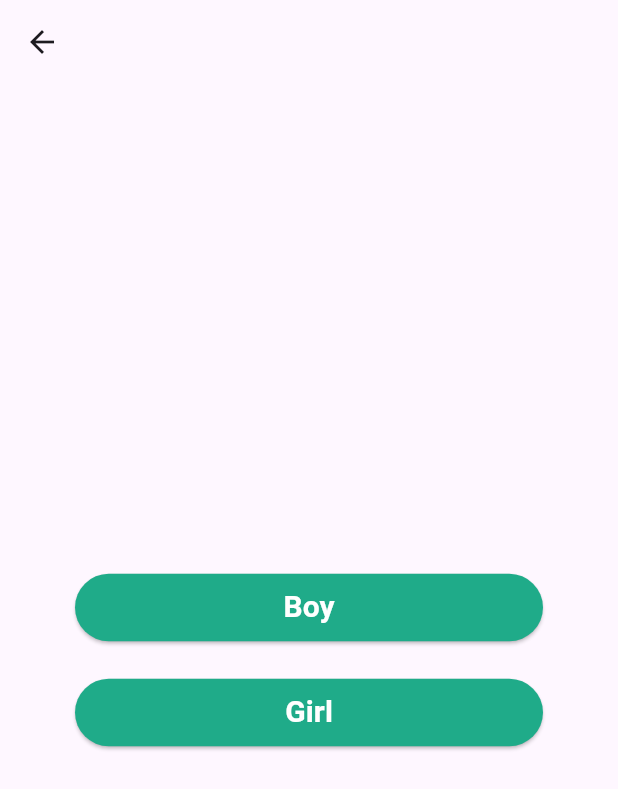
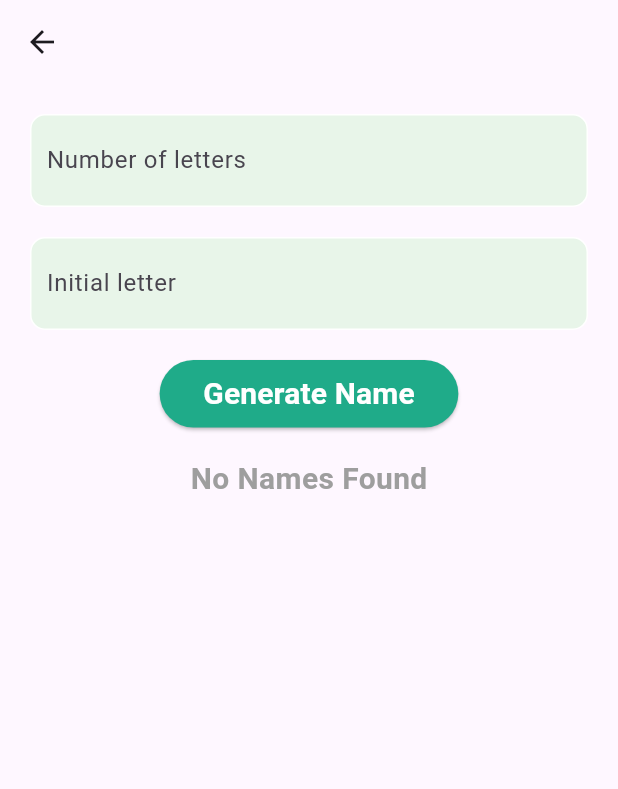
Before and after one commit to jdtdjayasingha/Babycare-University-Assignment, a Flutter app: the NameSelection screen opened directly, after a tap on "Girl", on a phone screen of 412 x 824 dp. Shown: the top 789 px of the screen. Run offline on Flutter 3.47's test engine with Material 3 defaults, Android fonts, the light colour scheme and no system bars; our stand-ins replace carousel_slider, cloud_firestore, firebase_auth, firebase_core, firebase_storage, get and 3 more; missing offline and left inert: pretty_gauge; accounts and stored records are empty.

Commit message:
Created Girl Name Generator Screen

```diff
--- /dev/null
+++ b/lib/screen/namegenerator/girl_name_generator.dart
@@ -0,0 +1,298 @@
+import 'package:flutter/material.dart';
+
+class GirlNameGenerator extends StatefulWidget {
+  const GirlNameGenerator({super.key});
+
+  @override
+  // ignore: library_private_types_in_public_api
+  _GirlNameGeneratorState createState() => _GirlNameGeneratorState();
+}
+
+class _GirlNameGeneratorState extends State<GirlNameGenerator> {
+  final _formKey = GlobalKey<FormState>();
+  final _numLettersController = TextEditingController();
+  final _initialLetterController = TextEditingController();
+  List<String> _generatedNames = [];
+
+  // Names list
+  final Map<String, Map<int, List<String>>> names = {
+    'A': {
+      3: ['Ava', 'Amy', 'Ada'],
+      4: ['Anna', 'Aria', 'Ayla', 'Alma'],
+      5: ['Amber', 'Alice', 'Angel', 'Athena', 'Aurora'],
+      6: ['Adriana', 'Alannah', 'Ariana', 'Angela', 'Ananya', 'Aubrey']
+    },
+    'B': {
+      3: ['Bex', 'Bry', 'Bea'],
+      4: ['Beth', 'Bree', 'Bella', 'Blair'],
+      5: ['Bailey', 'Brook', 'Briar', 'Bianca', 'Blake'],
+      6: ['Brielle', 'Bridie', 'Bristol', 'Bronte', 'Brenda', 'Brianna']
+    },
+    'C': {
+      3: ['Cyd', 'Cai', 'Cam'],
+      4: ['Cleo', 'Cara', 'Cora', 'Cate'],
+      5: ['Chloe', 'Clara', 'Celia', 'Carly', 'Casey'],
+      6: ['Cassie', 'Carina', 'Celeste', 'Crystal', 'Cynthia', 'Clarissa']
+    },
+    'D': {
+      3: ['Dot', 'Doe', 'Dru'],
+      4: ['Dawn', 'Dove', 'Dara', 'Demi'],
+      5: ['Daisy', 'Delia', 'Diana', 'Donna', 'Darcy'],
+      6: ['Daphne', 'Daniela', 'Dakota', 'Delaney', 'Destiny', 'Desiree']
+    },
+    'E': {
+      3: ['Edi', 'Eve', 'Ela'],
+      4: ['Emma', 'Ella', 'Erin', 'Eden'],
+      5: ['Emily', 'Eliza', 'Ellie', 'Elena', 'Esmé'],
+      6: ['Emilia', 'Esther', 'Evelyn', 'Eleanor', 'Elaine', 'Emmeline']
+    },
+    'F': {
+      3: ['Flo', 'Fay', 'Fia'],
+      4: ['Fern', 'Faye', 'Fawn', 'Flor'],
+      5: ['Faith', 'Fiona', 'Farah', 'Flora', 'Frank'],
+      6: ['Farrah', 'Flavia', 'Frida', 'Freya', 'Felicity', 'Frances']
+    },
+    'G': {
+      3: ['Gem', 'Gia', 'Gin'],
+      4: ['Gwen', 'Gina', 'Gail', 'Gaby'],
+      5: ['Grace', 'Gemma', 'Gloria', 'Greta', 'Giana'],
+      6: ['Giselle', 'Gianna', 'Gabriela', 'Georgia', 'Gwendolyn', 'Genevieve']
+    },
+    'H': {
+      3: ['Hue', 'Hua', 'Hai'],
+      4: ['Hope', 'Holly', 'Hana', 'Hera'],
+      5: ['Hazel', 'Hannah', 'Heidi', 'Harri', 'Hilda'],
+      6: ['Hayley', 'Heaven', 'Harmony', 'Hermione', 'Helena', 'Hannelore']
+    },
+    'I': {
+      3: ['Ira', 'Ivy', 'Ina'],
+      4: ['Isla', 'Inez', 'Iris', 'Ione'],
+      5: ['India', 'Irene', 'Idina', 'Ilana', 'Ivory'],
+      6: ['Isabel', 'Imogen', 'Isolde', 'Iliana', 'Ireland', 'Indigo']
+    },
+    'J': {
+      3: ['Jen', 'Jia', 'Joi'],
+      4: ['Jane', 'Jill', 'Jade', 'Juno'],
+      5: ['Jenna', 'Julia', 'Josie', 'Jovie', 'Judith'],
+      6: ['Josephine', 'Jasmine', 'Jocelyn', 'Jacinta', 'Jordana', 'Jemima']
+    },
+    'K': {
+      3: ['Kim', 'Kai', 'Kit'],
+      4: ['Kate', 'Kira', 'Katy', 'Kara'],
+      5: ['Kylie', 'Kyra', 'Keira', 'Kiana', 'Karen'],
+      6: ['Kristen', 'Kelsey', 'Kendra', 'Kinsley', 'Katherine', 'Kaitlyn']
+    },
+    'L': {
+      3: ['Liv', 'Lee', 'Lux'],
+      4: ['Lily', 'Lola', 'Luna', 'Leah'],
+      5: ['Lucy', 'Layla', 'Lydia', 'Lacey', 'Leila'],
+      6: ['Lillian', 'Lorelai', 'Louisa', 'Lyric', 'Larissa', 'Leilani']
+    },
+    'M': {
+      3: ['Moe', 'Mia', 'May'],
+      4: ['Mara', 'Mila', 'Mira', 'Macy'],
+      5: ['Molly', 'Megan', 'Mabel', 'Mavis', 'Misty'],
+      6: ['Melody', 'Mallory', 'Monica', 'Miranda', 'Marissa', 'Millicent']
+    },
+    'N': {
+      3: ['Nel', 'Nia', 'Noa'],
+      4: ['Nina', 'Nora', 'Nola', 'Neva'],
+      5: ['Nancy', 'Naomi', 'Nadia', 'Nelly', 'Nikki'],
+      6: ['Natalie', 'Natalia', 'Nicole', 'Noelle', 'Natasha', 'Nicolette']
+    },
+    'O': {
+      3: ['Ora', 'Ola', 'Oda'],
+      4: ['Opal', 'Oona', 'Olive', 'Odet'],
+      5: ['Olivia', 'Ophel', 'Orla', 'Odile', 'Odessa'],
+      6: ['Ophelia', 'Octavia', 'Olympia', 'Ornella', 'Odelia', 'Odyssey']
+    },
+    'P': {
+      3: ['Pip', 'Pia', 'Pax'],
+      4: ['Paig', 'Port', 'Peta', 'Pats'],
+      5: ['Piper', 'Poppy', 'Penny', 'Petra', 'Polly'],
+      6: ['Priscilla', 'Paulina', 'Pearla', 'Primro', 'Padric', 'Pricill']
+    },
+    'Q': {
+      3: ['Qis', 'Qia', 'Que'],
+      4: ['Quin', 'Quay', 'Quin', 'Qara'],
+      5: ['Quinn', 'Queen', 'Quana', 'Queta', 'Quora'],
+      6: ['Quintina', 'Quinlan', 'Quintan', 'Quetza', 'Quilla', 'Quintan']
+    },
+    'R': {
+      3: ['Roe', 'Ria', 'Ray'],
+      4: ['Rose', 'Reid', 'Ruth', 'Rain'],
+      5: ['Riley', 'Raven', 'Rosal', 'Raine', 'Roxy'],
+      6: ['Rhiannon', 'Romilly', 'Roslyn', 'Rowena', 'Roxana', 'Rebecca']
+    },
+    'S': {
+      3: ['Sue', 'Sia', 'Sai'],
+      4: ['Sara', 'Sage', 'Star', 'Siri'],
+      5: ['Sophi', 'Sofia', 'Sarah', 'Stell', 'Sunny'],
+      6: ['Scarlet', 'Sierra', 'Selena', 'Simone', 'Serena', 'Shirley']
+    },
+    'T': {
+      3: ['Tye', 'Tia', 'Tam'],
+      4: ['Tess', 'Tina', 'Tara', 'Tori'],
+      5: ['Tatum', 'Talul', 'Tilly', 'Tracy', 'Tessa'],
+      6: ['Tabitha', 'Thalia', 'Tamara', 'Talith', 'Tamsin', 'Theresa']
+    },
+    'U': {
+      3: ['Ura', 'Uma', 'Ula'],
+      4: ['Ulla', 'Una', 'Ursa', 'Unity'],
+      5: ['Ursul', 'Ulric', 'Ulyss', 'Umbri', 'Udell'],
+      6: ['Ulrica', 'Udessa', 'Umbria', 'Uzuri', 'Ulrika', 'Ursula']
+    },
+    'V': {
+      3: ['Val', 'Viv', 'Van'],
+      4: ['Vera', 'Viva', 'Vada', 'Vana'],
+      5: ['Venus', 'Vince', 'Vikki', 'Vania', 'Vandy'],
+      6: ['Violet', 'Vienna', 'Valery', 'Vanita', 'Verity', 'Vivian']
+    },
+    'W': {
+      3: ['Wyn', 'Wes', 'Wil'],
+      4: ['Wren', 'Wynn', 'Wila', 'Wina'],
+      5: ['Wendy', 'Willa', 'Waver', 'Winny', 'Wylie'],
+      6: ['Willow', 'Winter', 'Winnie', 'Whitle', 'Wendie', 'Whitni']
+    },
+    'X': {
+      3: ['Xia', 'Xue', 'Xin'],
+      4: ['Xena', 'Xara', 'Xyla', 'Xian'],
+      5: ['Xavia', 'Xylia', 'Xoana', 'Xylia', 'Xynia'],
+      6: ['Xantha', 'Xandra', 'Xanthe', 'Xylina', 'Xiomar', 'Xylona']
+    },
+    'Y': {
+      3: ['Yas', 'Yui', 'Yen'],
+      4: ['Yara', 'Yuna', 'Yoko', 'Yani'],
+      5: ['Yasmi', 'Yolys', 'Yolga', 'Ysela', 'Yvone'],
+      6: ['Yvette', 'Yvonne', 'Yolanda', 'Yesica', 'Yasmin', 'Yalini']
+    },
+    'Z': {
+      3: ['Zoe', 'Zia', 'Zed'],
+      4: ['Zara', 'Ziva', 'Zola', 'Zena'],
+      5: ['Zelda', 'Zorah', 'Zaina', 'Zonia', 'Zandy'],
+      6: ['Zarina', 'Zulema', 'Zanita', 'Zaylee', 'Zendra', 'Zahara']
+    }
+  };
+
+  void _generateName() {
+    int numLetters = int.tryParse(_numLettersController.text) ?? 0;
+    String initialLetter = _initialLetterController.text.toUpperCase();
+
+    List<String> filteredNames = names[initialLetter]?[numLetters] ?? [];
+
+    setState(() {
+      _generatedNames = filteredNames;
+    });
+  }
+
+  @override
+  Widget build(BuildContext context) {
+    return Scaffold(
+      appBar: AppBar(),
+      body: Padding(
+        padding: EdgeInsets.all(20.0),
+        child: Form(
+          key: _formKey,
+          child: Column(
+            children: <Widget>[
+              Container(
+                width: double.infinity, // Make the container take full width
+                decoration: BoxDecoration(
+                  color: Colors.green[50],
+                  borderRadius: BorderRadius.circular(10.0),
+                  border: Border.all(
+                    color: Colors.white,
+                  ), // Set border color to green
+                ),
+                child: TextFormField(
+                  controller: _numLettersController,
+                  decoration: InputDecoration(
+                    labelText: 'Number of letters',
+                    contentPadding: EdgeInsets.all(10.0),
+                    border: InputBorder.none,
+                  ),
+                  keyboardType: TextInputType.number,
+                  validator: (value) {
+                    if (value == null || value.isEmpty) {
+                      return 'Please enter a number';
+                    }
+                    return null;
+                  },
+                ),
+              ),
+              SizedBox(
+                height: 20,
+              ),
+              Container(
+                width: double.infinity, // Make the container take full width
+                decoration: BoxDecoration(
+                  color: Colors.green[50],
+                  borderRadius: BorderRadius.circular(10.0),
+                  border: Border.all(
+                    color: Colors.white,
+                  ), // Set border color to green
+                ),
+                child: TextFormField(
+                  controller: _initialLetterController,
+                  decoration: InputDecoration(
+                    labelText: 'Initial letter',
+                    contentPadding: EdgeInsets.all(10.0),
+                    border: InputBorder.none,
+                  ),
+                  validator: (value) {
+                    if (value == null || value.isEmpty) {
+                      return 'Please enter a letter';
+                    }
+                    return null;
+                  },
+                ),
+              ),
+              SizedBox(height: 20),
+              SizedBox(
+                height: 45,
+                child: ElevatedButton(
+                  style: ElevatedButton.styleFrom(
+                    backgroundColor: Color.fromARGB(255, 31, 171, 137),
+                  ),
+                  onPressed: () {
+                    if (_formKey.currentState?.validate() ?? false) {
+                      _generateName();
+                    }
+                  },
+                  child: const Text(
+                    ' Generate Name ',
+                    style: TextStyle(
+                      color: Colors.white,
+                      fontSize: 20,
+                      fontWeight: FontWeight.bold,
+                    ),
+                  ),
+                ),
+              ),
+              SizedBox(height: 20),
+              _generatedNames.isNotEmpty
+                  ? Expanded(
+                      child: ListView.builder(
+                        itemCount: _generatedNames.length,
+                        itemBuilder: (context, index) {
+                          return ListTile(
+                            title: Text(_generatedNames[index]),
+                          );
+                        },
+                      ),
+                    )
+                  : Text(
+                      'No Names Found',
+                      style: TextStyle(
+                        fontSize: 20,
+                        fontWeight: FontWeight.bold,
+                        color: Colors.grey,
+                      ),
+                    ),
+            ],
+          ),
+        ),
+      ),
+    );
+  }
+}
--- a/lib/screen/namegenerator/name_selection.dart
+++ b/lib/screen/namegenerator/name_selection.dart
@@ -1,4 +1,5 @@
-import 'package:babycare/screen/namegenerator/boy/boy_name_generator.dart';
+import 'package:babycare/screen/namegenerator/boy_name_generator.dart';
+import 'package:babycare/screen/namegenerator/girl_name_generator.dart';
 import 'package:flutter/material.dart';
 
 class NameSelection extends StatefulWidget {
@@ -56,11 +57,11 @@ class _NameSelectionState extends State<NameSelection> {
                   backgroundColor: Color.fromARGB(255, 31, 171, 137),
                 ),
                 onPressed: () {
-                  // Navigator.push(
-                  //   context,
-                  //   MaterialPageRoute(
-                  //       builder: (context) => const UserProfile()),
-                  // );
+                  Navigator.push(
+                    context,
+                    MaterialPageRoute(
+                        builder: (context) => const GirlNameGenerator()),
+                  );
                 },
                 child: const Text(
                   'Girl',
```
Also changed, not shown: lib/screen/namegenerator/boy_name_generator.dart (renamed from lib/screen/namegenerator/boy/boy_name_generator.dart).
